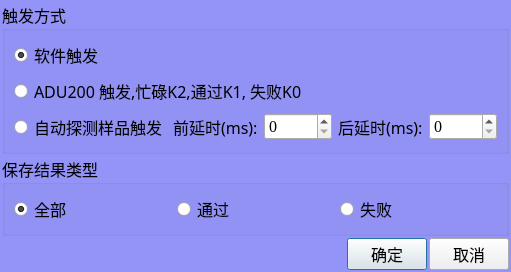
Before: the Qt Designer form MeterMode/clsMeterModeSettings.ui in caicaiking/WKEFactoryView2014, drawn with Qt 5.
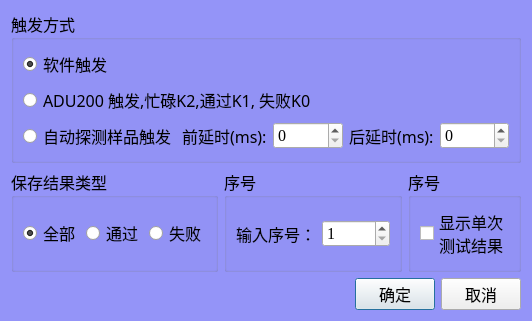
After: the same form once the commit is applied.

```diff
--- a/MeterMode/clsMeterModeSettings.ui
+++ b/MeterMode/clsMeterModeSettings.ui
@@ -6,8 +6,8 @@
    <rect>
     <x>0</x>
     <y>0</y>
-    <width>505</width>
-    <height>211</height>
+    <width>519</width>
+    <height>253</height>
    </rect>
   </property>
   <property name="font">
@@ -26,22 +26,7 @@
 	background-color: rgb(148, 148, 248);
 }</string>
   </property>
-  <layout class="QVBoxLayout" name="verticalLayout_2">
-   <property name="spacing">
-    <number>2</number>
-   </property>
-   <property name="leftMargin">
-    <number>2</number>
-   </property>
-   <property name="topMargin">
-    <number>2</number>
-   </property>
-   <property name="rightMargin">
-    <number>2</number>
-   </property>
-   <property name="bottomMargin">
-    <number>2</number>
-   </property>
+  <layout class="QVBoxLayout" name="verticalLayout_3">
    <item>
     <widget class="QGroupBox" name="groupBox">
      <property name="font">
@@ -156,6 +141,10 @@
     </widget>
    </item>
    <item>
+    <layout class="QHBoxLayout" name="horizontalLayout_6">
+     <item>
+      <layout class="QHBoxLayout" name="horizontalLayout_5">
+       <item>
     <widget class="QGroupBox" name="groupBox_2">
      <property name="font">
       <font>
@@ -211,6 +200,83 @@
       </item>
      </layout>
     </widget>
+       </item>
+       <item>
+        <widget class="QGroupBox" name="groupBox_3">
+         <property name="font">
+          <font>
+           <family>楷体</family>
+           <pointsize>12</pointsize>
+          </font>
+         </property>
+         <property name="title">
+          <string>序号</string>
+         </property>
+         <layout class="QHBoxLayout" name="horizontalLayout_4">
+          <item>
+           <widget class="QLabel" name="label_3">
+            <property name="font">
+             <font>
+              <family>楷体</family>
+              <pointsize>12</pointsize>
+             </font>
+            </property>
+            <property name="text">
+             <string>输入序号：</string>
+            </property>
+           </widget>
+          </item>
+          <item>
+           <widget class="QSpinBox" name="txtStartNumber">
+            <property name="font">
+             <font>
+              <family>Times New Roman</family>
+              <pointsize>12</pointsize>
+             </font>
+            </property>
+            <property name="minimum">
+             <number>1</number>
+            </property>
+            <property name="maximum">
+             <number>99999</number>
+            </property>
+           </widget>
+          </item>
+         </layout>
+        </widget>
+       </item>
+      </layout>
+     </item>
+     <item>
+      <widget class="QGroupBox" name="groupBox_4">
+       <property name="font">
+        <font>
+         <family>楷体</family>
+         <pointsize>12</pointsize>
+        </font>
+       </property>
+       <property name="title">
+        <string>序号</string>
+       </property>
+       <layout class="QVBoxLayout" name="verticalLayout_2">
+        <item>
+         <widget class="QCheckBox" name="rbSingleRes">
+          <property name="font">
+           <font>
+            <family>楷体</family>
+            <pointsize>12</pointsize>
+           </font>
+          </property>
+          <property name="text">
+           <string>显示单次
+测试结果</string>
+          </property>
+         </widget>
+        </item>
+       </layout>
+      </widget>
+     </item>
+    </layout>
    </item>
    <item>
     <layout class="QHBoxLayout" name="horizontalLayout_3">
```
Lines whose indentation alone changed are shown as unchanged.
